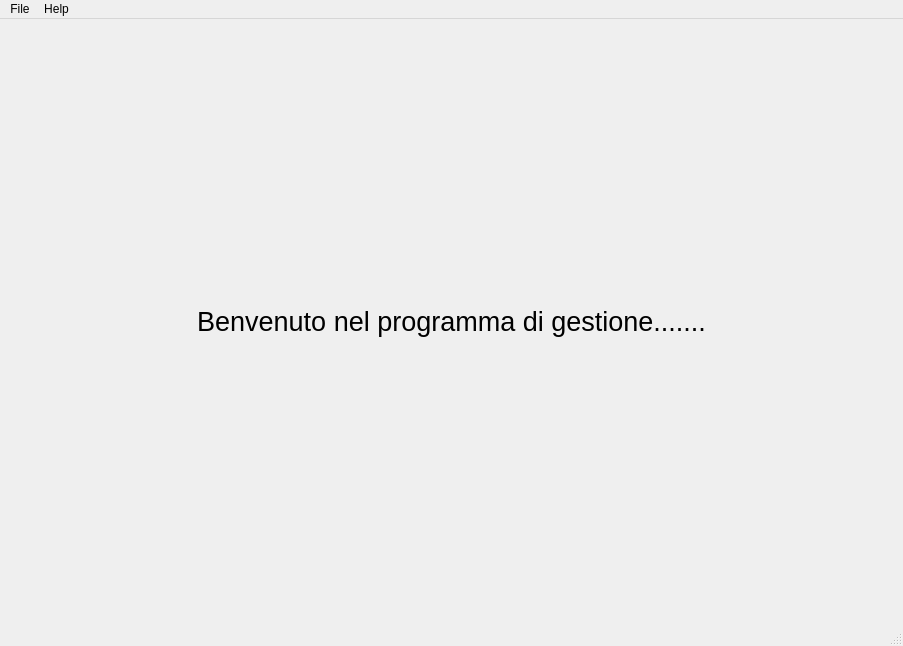
Before: the Qt Designer form c++/menu/menu_project/mainwindow.ui in alessan10/c19-1, drawn with Qt 5.
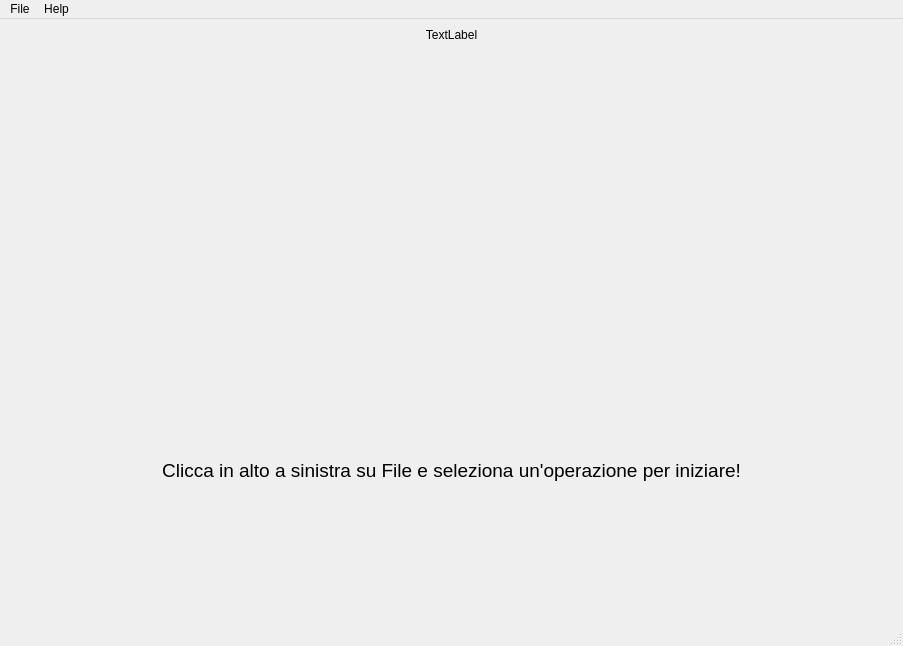
After: the same form once the commit is applied. Icons and pictures are not drawn.

Patch:
```diff
--- a/c++/menu/menu_project/mainwindow.ui
+++ b/c++/menu/menu_project/mainwindow.ui
@@ -16,40 +16,30 @@
   <widget class="QWidget" name="centralwidget">
    <layout class="QVBoxLayout" name="verticalLayout">
     <item>
-     <widget class="QLabel" name="label_2">
+     <widget class="QLabel" name="label">
       <property name="text">
-       <string/>
-      </property>
-      <property name="pixmap">
-       <pixmap>C:/Users/alexm/Desktop/page-GraphDatabase1.png</pixmap>
+       <string>TextLabel</string>
       </property>
       <property name="alignment">
        <set>Qt::AlignHCenter|Qt::AlignTop</set>
       </property>
-      <property name="margin">
-       <number>-100</number>
-      </property>
      </widget>
     </item>
     <item>
-     <widget class="QLabel" name="label_3">
+     <widget class="QLabel" name="label_2">
       <property name="font">
        <font>
-        <pointsize>20</pointsize>
+        <pointsize>14</pointsize>
        </font>
       </property>
       <property name="text">
-       <string>Benvenuto nel programma di gestione.......</string>
+       <string>Clicca in alto a sinistra su File e seleziona un'operazione per iniziare!</string>
       </property>
       <property name="alignment">
        <set>Qt::AlignCenter</set>
       </property>
-     </widget>
-    </item>
-    <item>
-     <widget class="QLabel" name="label">
-      <property name="text">
-       <string/>
+      <property name="margin">
+       <number>0</number>
       </property>
      </widget>
     </item>
```
